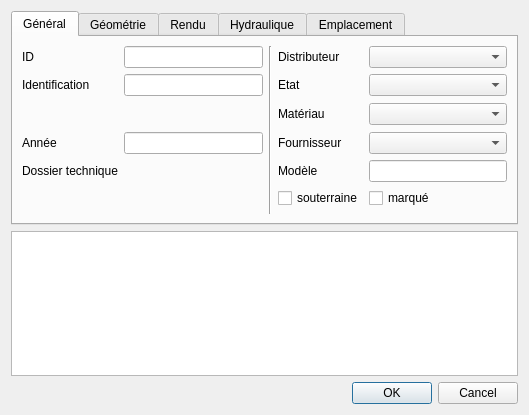
VilleDePully/QWAT, file qgis-project/ui_forms/hydrant.ui: the form before one commit.
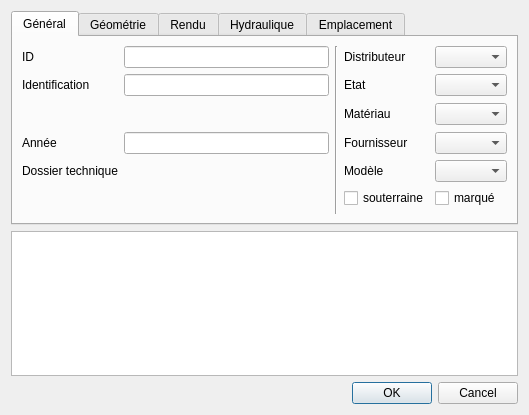
The form after the commit. Custom widgets are drawn as their Qt base class.

What changed in the file:
```diff
--- a/qgis-project/ui_forms/hydrant.ui
+++ b/qgis-project/ui_forms/hydrant.ui
@@ -99,7 +99,7 @@
         </widget>
        </item>
        <item row="4" column="4">
-        <widget class="QLineEdit" name="model"/>
+        <widget class="QComboBox" name="fk_model_sup"/>
        </item>
        <item row="4" column="3">
         <widget class="QLabel" name="label_20">
```
